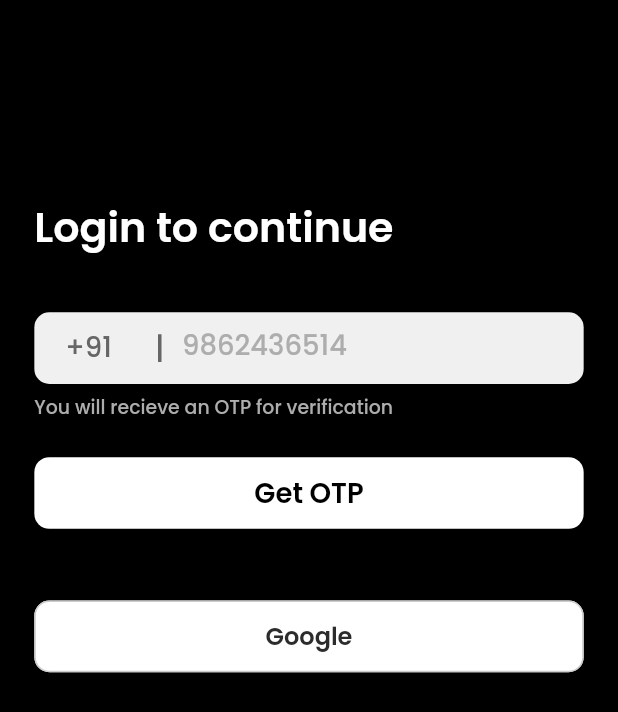
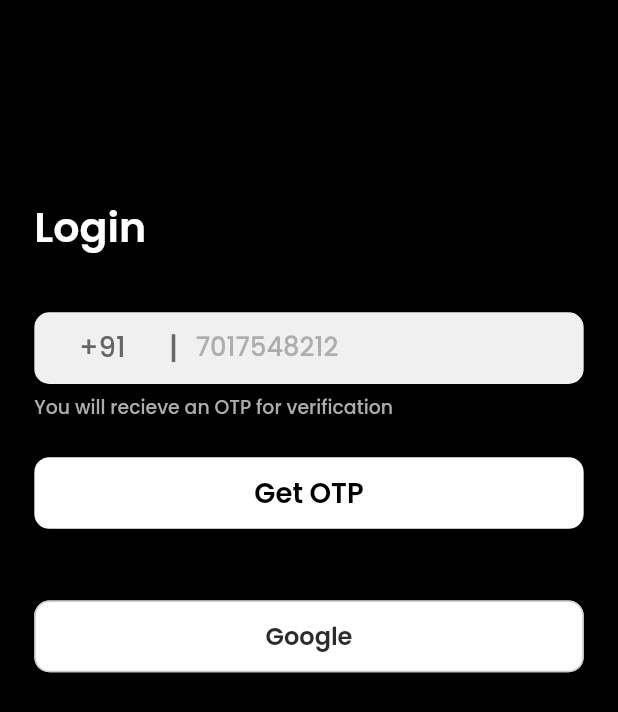
Before and after one commit to shivansh22agra/Lingopanda-, a Flutter app: the screen it shows after launch, after a tap on "Movies App", on a phone screen of 412 x 824 dp. Shown: the top 712 px of the screen. Run offline on Flutter 3.47's test engine with Material 2 defaults, Android fonts, the phone set to English and light mode, and no system bars; our stand-ins replace carousel_slider, firebase_auth, firebase_core, flutter_screenutil, google_fonts, google_sign_in and 2 more; accounts and stored records are empty; network calls fail.

Commit message:
otp adds

```diff
--- a/lib/views/otp_screen.dart
+++ b/lib/views/otp_screen.dart
@@ -5,6 +5,7 @@ import 'package:google_fonts/google_fonts.dart';
 import 'package:sms_autofill/sms_autofill.dart';
 
 class OtpScreen extends StatelessWidget {
+
   static String id = "/otpScreen";
   OtpScreen({super.key});
   String otpCode = '';
@@ -73,10 +74,7 @@ class OtpScreen extends StatelessWidget {
                         child: ElevatedButton(
                           onPressed: () async {
                             Navigator.pushNamed(context, DashBoard.id);
-                            // final prefs =
-                            //     await SharedPreferences.getInstance();
-                            // prefs.setBool('loginotp', true);
-                            // onConfirm(otp, true);
+
                           },
                           style: ElevatedButton.styleFrom(
                             backgroundColor: Colors.white,
--- a/lib/views/sign_in.dart
+++ b/lib/views/sign_in.dart
@@ -50,7 +50,7 @@ class SignIn extends StatelessWidget {
                     children: [
                       SizedBox(height: 110.h),
                       Text(
-                        'Login to continue',
+                        'Login',
                         style: GoogleFonts.poppins(
                             color: Colors.white,
                             fontWeight: FontWeight.w600,
@@ -60,14 +60,14 @@ class SignIn extends StatelessWidget {
                       Container(
                         height: 40.h,
                         decoration: BoxDecoration(
-                          color: Color(0xFFF0F0F0),
+                          color: const Color(0xFFF0F0F0),
                           borderRadius: BorderRadius.circular(10),
                         ),
                         child: Row(
                           crossAxisAlignment: CrossAxisAlignment.center,
                           mainAxisAlignment: MainAxisAlignment.center,
                           children: [
-                            Spacer(),
+                            const Spacer(),
                             Text(
                               "+91",
                               style: GoogleFonts.poppins(
@@ -91,10 +91,9 @@ class SignIn extends StatelessWidget {
                             SizedBox(
                               width: 10.w,
                             ),
-                            Container(
-                              //   color: Colors.black,
-                              //    height: 40.h,
-                              width: size.width * 0.6,
+                            SizedBox(
+                              width: 200.w,
+                              child: Center(
                                 child: TextField(
                                   controller: phoneController,
                                   cursorColor: Colors.grey,
@@ -103,22 +102,20 @@ class SignIn extends StatelessWidget {
                                   style: GoogleFonts.poppins(
                                       fontSize: 16.sp,
                                       fontWeight: FontWeight.w500,
-                                    color:
-                                        const Color.fromRGBO(102, 102, 102, 1)),
+                                      color: const Color.fromRGBO(
+                                          102, 102, 102, 1)),
                                   keyboardType: TextInputType.phone,
                                   decoration: InputDecoration(
-                                  // contentPadding:  EdgeInsets.only(
-                                  //   bottom: 3.h
-                                  // ),
                                     counterText: '',
                                     border: InputBorder.none,
                                     prefixStyle:
                                         GoogleFonts.poppins(fontSize: 16.sp),
                                     hintStyle: GoogleFonts.poppins(
-                                      fontSize: 16.sp,
+                                        fontSize: 15.sp,
                                         fontWeight: FontWeight.w500,
                                         color: const Color(0xFFADADAD)),
-                                  hintText: '9862436514',
+                                    hintText: '7017548212',
+                                  ),
                                 ),
                               ),
                             ),
@@ -144,36 +141,25 @@ class SignIn extends StatelessWidget {
                         height: 40.h,
                         child: ElevatedButton(
                           onPressed: () async {
-                            Navigator.pushNamed(context, OtpScreen.id);
-                            // final prefs =
-                            //     await SharedPreferences.getInstance();
-                            // prefs.setBool('loginotp', true);
-
-                            // FocusManager.instance.primaryFocus?.unfocus();
-                            // await FirebaseAuth.instance.verifyPhoneNumber(
-                            //   phoneNumber: "+91${phoneController.text}",
-                            //   verificationCompleted:
-                            //       (PhoneAuthCredential credential) {},
-                            //   verificationFailed:
-                            //       (FirebaseAuthException e) {},
-                            //   codeSent: (String verificationId,
-                            //       int? resendToken) async {
-                            //     await FirebaseAnalytics.instance
-                            //         .setCurrentScreen(
-                            //             screenName: 'OTPScreen');
-                            //     Navigator.push(
-                            //       context,
-                            //       MaterialPageRoute(
-                            //         builder: (context) => OTPWidgets(
-                            //           phoneNumber: phoneController.text,
-                            //           resendToken: resendToken,
-                            //           verificationId: verificationId,
-                            //         ),
-                            //       ),
-                            //     );
+                            await FirebaseAuth.instance
+                                .verifyPhoneNumber(
+                              phoneNumber: phoneController.text,
+                              verificationCompleted:
+                                  (PhoneAuthCredential credential) {},
+                              verificationFailed: (FirebaseAuthException e) {},
+                              codeSent:
+                                  (String verificationId, int? resendToken) {},
+                              codeAutoRetrievalTimeout:
+                                  (String verificationId) {},
+                            )
+                                .then((value) {
+                              // print('Value $value');
+                              Navigator.pushNamed(context, OtpScreen.id,
+                        );
+                            });
                           },
                           style: ElevatedButton.styleFrom(
-                            primary: Colors.white,
+                            backgroundColor: Colors.white,
                             padding: const EdgeInsets.symmetric(vertical: 10),
                             shape: RoundedRectangleBorder(
                               borderRadius: BorderRadius.circular(10.0),
```
Lines whose indentation alone changed are shown as unchanged.
